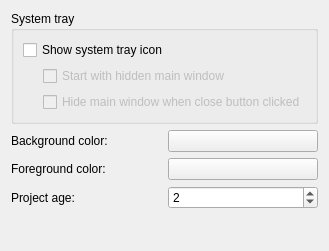
Old version of the form src/settingsbase.ui in the repository moustafine/kring.
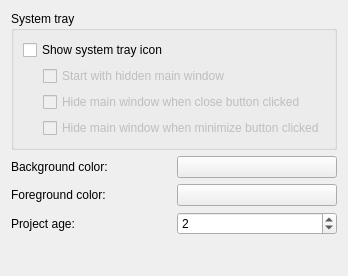
New version of the form. Custom widgets are drawn as their Qt base class.

Commit message: Add "Hide main window when minimize..." setting

```diff
--- a/src/settingsbase.ui
+++ b/src/settingsbase.ui
@@ -6,8 +6,8 @@
    <rect>
     <x>0</x>
     <y>0</y>
-    <width>320</width>
-    <height>251</height>
+    <width>340</width>
+    <height>276</height>
    </rect>
   </property>
   <layout class="QVBoxLayout">
@@ -67,6 +67,16 @@
             </property>
            </widget>
           </item>
+          <item>
+           <widget class="QCheckBox" name="kcfg_windowHidingOnMinimize">
+            <property name="enabled">
+             <bool>false</bool>
+            </property>
+            <property name="text">
+             <string>Hide main window when minimize button clicked</string>
+            </property>
+           </widget>
+          </item>
          </layout>
         </item>
        </layout>
```
Left out of the diff: 16 changed lines with no effect on the pictures. The commit also changes 3 other files.
